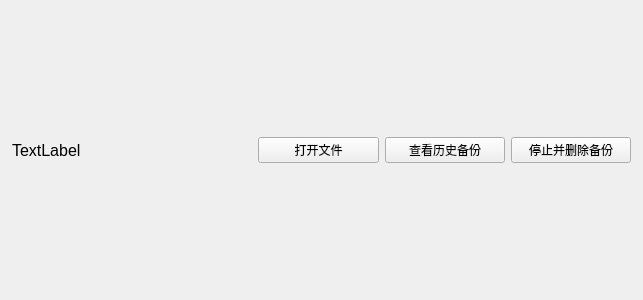
Before: the Qt Designer form windows/mainwindow_child/homepage/trackfiles/homepagechild_trackfile.ui in Zao-chen/ZcVersionBox, drawn with Qt 5.
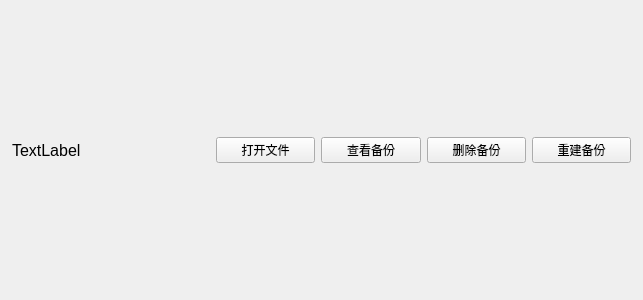
After: the same form once the commit is applied. Custom widgets are drawn as their Qt base class.

Commit message:
feat: 重建功能(#3)
* feat: 添加重建仓库功能及相关对话框

* feat: 更新按钮文本以更清晰地描述功能

Diff of the .ui file:
```diff
--- a/windows/mainwindow_child/homepage/trackfiles/homepagechild_trackfile.ui
+++ b/windows/mainwindow_child/homepage/trackfiles/homepagechild_trackfile.ui
@@ -31,7 +31,7 @@
    </property>
    <item>
     <widget class="ElaScrollPageArea" name="widget" native="true">
-     <layout class="QHBoxLayout" name="horizontalLayout_3" stretch="2,1,1,1">
+     <layout class="QHBoxLayout" name="horizontalLayout_3" stretch="2,1,1,1,1">
       <property name="leftMargin">
        <number>12</number>
       </property>
@@ -72,14 +72,21 @@
       <item>
        <widget class="ElaPushButton" name="pushButton_Backup">
         <property name="text">
-         <string>查看历史备份</string>
+         <string>查看备份</string>
         </property>
        </widget>
       </item>
       <item>
        <widget class="ElaPushButton" name="pushButton_RemoveTrack">
         <property name="text">
-         <string>停止并删除备份</string>
+         <string>删除备份</string>
+        </property>
+       </widget>
+      </item>
+      <item>
+       <widget class="ElaPushButton" name="pushButton_Rebuild">
+        <property name="text">
+         <string>重建备份</string>
         </property>
        </widget>
       </item>
```
The commit also changes 2 other files.
